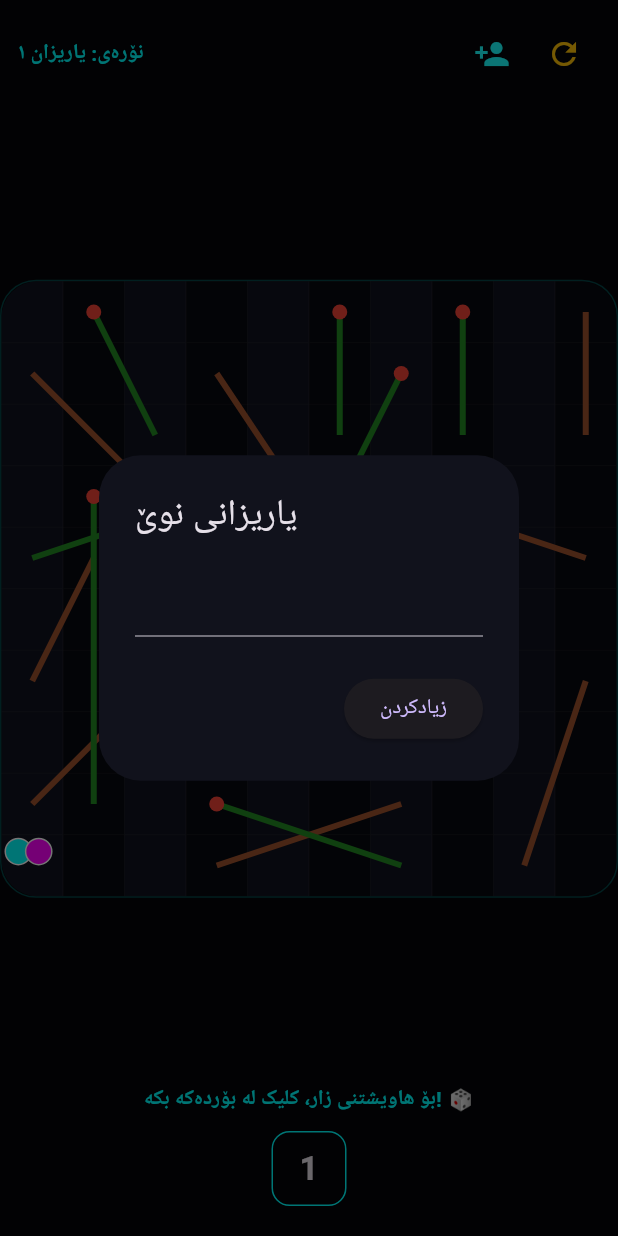
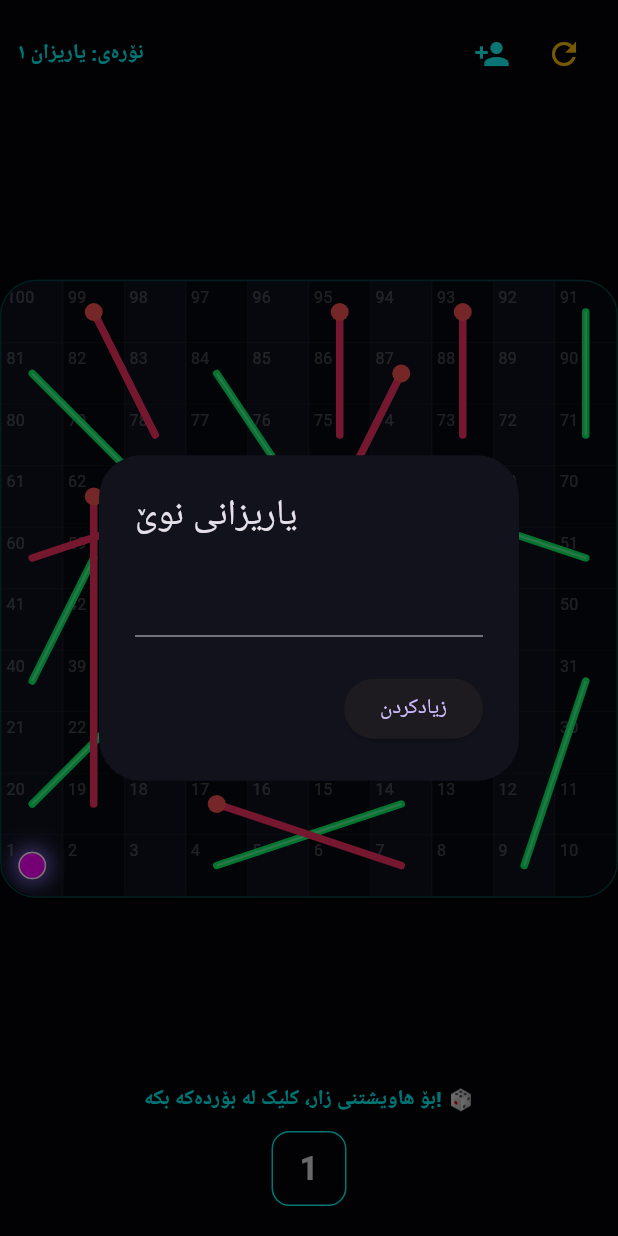
Before and after one commit to sansuhaib8-hub/snake_and_ladders, a Flutter app: the screen it shows after launch, after a tap on the "person add" icon, on a phone screen of 412 x 824 dp. Run offline on Flutter 3.47's test engine with Material 3 defaults, Android fonts, the phone set to English and light mode, and no system bars; Roboto replaces fonts that are missing (Segoe UI); statements that could not run were skipped.

Commit message:
Fix board rotation and numbers rendering for cyber snake and ladders

```diff
--- a/lib/main.dart
+++ b/lib/main.dart
@@ -61,10 +61,21 @@ class _CyberGamePageState extends State<CyberGamePage> with TickerProviderStateM
 
   double _getRotationAngle() {
     switch (currentPlayerIndex) {
-      case 0: return 0.0; case 1: return math.pi / 2;
-      case 2: return math.pi; case 3: return -math.pi / 2;
+      case 0: return 0.0;
+      case 1: return math.pi / 2;
+      case 2: return math.pi;
+      case 3: return -math.pi / 2;
       default: return 0.0;
     }
+  }
+
+  // دۆزینەوەی ژمارەی ڕاستەقینەی خانەکە بەپێی شێوازی دەستپێکردن لە خوارەوە بۆ سەرەوە (Boustrophedon)
+  int _getDisplayCellNumber(int gridIndex) {
+    int row = gridIndex ~/ 10;
+    int col = gridIndex % 10;
+    int actualRow = 9 - row;
+    int actualCol = (actualRow % 2 == 1) ? (9 - col) : col;
+    return (actualRow * 10) + actualCol + 1;
   }
 
   void _triggerCellEffect(int cell, Color color) {
@@ -73,19 +84,6 @@ class _CyberGamePageState extends State<CyberGamePage> with TickerProviderStateM
       if (!mounted) { timer.cancel(); return; }
       setState(() { effectRadius += 0.08; if (effectRadius >= 1.0) { effectCell = -1; timer.cancel(); } });
     });
-  }
-
-  void _showEditPlayerDialog(int index) {
-    final textController = TextEditingController(text: players[index].name);
-    showDialog(
-      context: context,
-      builder: (context) => AlertDialog(
-        backgroundColor: const Color(0xFF11121C),
-        title: Text("ناونان", style: const TextStyle(color: Colors.white)),
-        content: TextField(controller: textController, style: const TextStyle(color: Colors.white)),
-        actions: [ElevatedButton(onPressed: () { if (textController.text.trim().isNotEmpty) { setState(() { players[index].name = textController.text.trim(); }); Navigator.pop(context); } }, child: const Text("OK"))],
-      ),
-    );
   }
 
   void _showAddPlayerDialog() {
@@ -106,7 +104,9 @@ class _CyberGamePageState extends State<CyberGamePage> with TickerProviderStateM
   Offset _getCellCoordinates(int pos, double cSize, int pIndex) {
     int idx = pos - 1; int row = idx ~/ 10; int col = idx % 10;
     if (row % 2 == 1) col = 9 - col;
-    return Offset(col * cSize + (pIndex % 2 == 0 ? 2.0 : cSize * 0.38), (9 - row) * cSize + (pIndex < 2 ? 2.0 : cSize * 0.38));
+    double paddingX = (cSize - (cSize * 0.45)) / 2;
+    double paddingY = (cSize - (cSize * 0.45)) / 2;
+    return Offset(col * cSize + paddingX, (9 - row) * cSize + paddingY);
   }
 
   void rollDice() async {
@@ -132,12 +132,16 @@ class _CyberGamePageState extends State<CyberGamePage> with TickerProviderStateM
     if (cp.position == 100) { setState(() { gameFinished = true; message = "👑 [ ${cp.name} ] بردییەوە! 👑"; }); isMoving = false; return; }
     _nextTurn(); isMoving = false;
   }
+
   void _nextTurn() { setState(() { currentPlayerIndex = (currentPlayerIndex + 1) % players.length; }); }
+
   void resetGame() { setState(() { for (var p in players) { p.position = 1; } currentPlayerIndex = 0; diceValue = 1; gameFinished = false; message = "نۆرەی [ ${players[0].name} ] یە 🔥"; }); }
 
   @override
   Widget build(BuildContext context) {
     Player activePlayer = players[currentPlayerIndex];
+    double currentTurns = _getRotationAngle() / (2 * math.pi);
+
     return Scaffold(
       backgroundColor: const Color(0xFF040508),
       body: SafeArea(
@@ -160,8 +164,6 @@ class _CyberGamePageState extends State<CyberGamePage> with TickerProviderStateM
               child: Center(
                 child: GestureDetector(
                   onTap: isRolling || isMoving || gameFinished ? null : rollDice,
-                  child: AnimatedRotation(
-                    turns: _getRotationAngle() / (2 * math.pi), duration: const Duration(milliseconds: 600), curve: Curves.easeInOutCubic,
                   child: Container(
                     decoration: BoxDecoration(borderRadius: BorderRadius.circular(24), border: Border.all(color: activePlayer.color.withOpacity(0.25))),
                     child: ClipRRect(
@@ -171,24 +173,74 @@ class _CyberGamePageState extends State<CyberGamePage> with TickerProviderStateM
                         child: LayoutBuilder(
                           builder: (context, constraints) {
                             final bSize = constraints.maxWidth; final cSize = bSize / 10;
-                              return Stack(
+                            return AnimatedRotation(
+                              turns: currentTurns,
+                              duration: const Duration(milliseconds: 600),
+                              curve: Curves.easeInOutCubic,
+                              child: Stack(
                                 children: [
+                                  // ١. خانەکانی بۆردەکە + نیشاندانی ژمارەکان تێیدا
                                   GridView.builder(
-                                    physics: const NeverScrollableScrollPhysics(), gridDelegate: const SliverGridDelegateWithFixedCrossAxisCount(crossAxisCount: 10), itemCount: 100,
-                                    itemBuilder: (context, idx) => Container(decoration: BoxDecoration(color: idx % 2 == 0 ? const Color(0xFF10121E) : const Color(0xFF07080F), border: Border.all(color: Colors.white10, width: 0.2))),
+                                    physics: const NeverScrollableScrollPhysics(),
+                                    gridDelegate: const SliverGridDelegateWithFixedCrossAxisCount(crossAxisCount: 10),
+                                    itemCount: 100,
+                                    itemBuilder: (context, idx) {
+                                      int cellNum = _getDisplayCellNumber(idx);
+                                      return Container(
+                                        decoration: BoxDecoration(
+                                          color: idx % 2 == 0 ? const Color(0xFF10121E) : const Color(0xFF07080F),
+                                          border: Border.all(color: Colors.white10, width: 0.2)
                                         ),
+                                        child: Padding(
+                                          padding: const EdgeInsets.all(3.0),
+                                          // ژمارەکە دەخولێنینەوە بە شێوازی پێچەوانە تا هەمیشە ڕاست پیشان بدرێت
+                                          child: AnimatedRotation(
+                                            turns: -currentTurns,
+                                            duration: const Duration(milliseconds: 600),
+                                            child: Text(
+                                              "$cellNum",
+                                              style: TextStyle(
+                                                fontSize: cSize * 0.26,
+                                                color: Colors.white.withOpacity(0.25),
+                                                fontWeight: FontWeight.w640
+                                              ),
+                                            ),
+                                          ),
+                                        ),
+                                      );
+                                    },
+                                  ),
+                                  // ٢. مار و پەیژەکان
                                   Positioned.fill(child: IgnorePointer(child: AnimatedBuilder(animation: _liveBoardController, builder: (context, child) => CustomPaint(painter: AdvancedBoardPainter(snakes: snakes, ladders: ladders, animationValue: _liveBoardController.value, effectCell: effectCell, effectColor: effectColor, effectRadius: effectRadius))))),
+                                  // ٣. مۆرەکان
                                   ...List.generate(players.length, (index) {
                                     final p = players[index]; final coords = _getCellCoordinates(p.position, cSize, index);
                                     return AnimatedPositioned(
-                                      duration: Duration(milliseconds: (index == currentPlayerIndex && isMoving) ? 240 : 350), curve: Curves.easeInOut, left: coords.dx, top: coords.dy, width: cSize * 0.45, height: cSize * 0.45,
-                                      child: Container(decoration: BoxDecoration(shape: BoxShape.circle, color: p.color, border: Border.all(color: Colors.white))),
+                                      duration: Duration(milliseconds: (index == currentPlayerIndex && isMoving) ? 240 : 350),
+                                      curve: Curves.easeInOut,
+                                      left: coords.dx,
+                                      top: coords.dy,
+                                      width: cSize * 0.45,
+                                      height: cSize * 0.45,
+                                      child: AnimatedRotation(
+                                        turns: -currentTurns,
+                                        duration: const Duration(milliseconds: 600),
+                                        curve: Curves.easeInOutCubic,
+                                        child: Container(
+                                          decoration: BoxDecoration(
+                                            shape: BoxShape.circle,
+                                            color: p.color,
+                                            border: Border.all(color: Colors.white),
+                                            boxShadow: [BoxShadow(color: p.color.withOpacity(0.6), blurRadius: 10, spreadRadius: 2)]
+                                          ),
+                                        ),
+                                      ),
                                     );
                                   }),
                                 ],
+                              ),
                             );
                           },
-                          ),
                         ),
                       ),
                     ),
@@ -218,12 +270,13 @@ class AdvancedBoardPainter extends CustomPainter {
   void paint(Canvas canvas, Size size) {
     ladders.forEach((s, e) {
       Offset pS = _getCenter(s, size), pE = _getCenter(e, size);
-      canvas.drawLine(pS, pE, Paint()..color = const Color(0xFFA0522D)..strokeWidth = 4.0..style = PaintingStyle.stroke);
+      canvas.drawLine(pS, pE, Paint()..color = const Color(0xFF00FF66)..strokeWidth = 5.0..style = PaintingStyle.stroke..strokeCap = StrokeCap.round);
+      canvas.drawLine(pS, pE, Paint()..color = Colors.white.withOpacity(0.4)..strokeWidth = 1.5..style = PaintingStyle.stroke);
     });
     snakes.forEach((s, e) {
       Offset pS = _getCenter(s, size), pE = _getCenter(e, size);
-      canvas.drawLine(pS, pE, Paint()..color = const Color(0xFF228B22)..strokeWidth = 4.0..style = PaintingStyle.stroke);
-      canvas.drawCircle(pS, 5, Paint()..color = Colors.red);
+      canvas.drawLine(pS, pE, Paint()..color = const Color(0xFFFF3366)..strokeWidth = 5.0..style = PaintingStyle.stroke..strokeCap = StrokeCap.round);
+      canvas.drawCircle(pS, 6, Paint()..color = Colors.redAccent);
     });
     if (effectCell != -1) canvas.drawCircle(_getCenter(effectCell, size), (size.width / 10) * 1.2 * effectRadius, Paint()..color = effectColor.withOpacity(1.0 - effectRadius)..style = PaintingStyle.stroke..strokeWidth = 3.0);
   }
```
Lines whose indentation alone changed are shown as unchanged.
